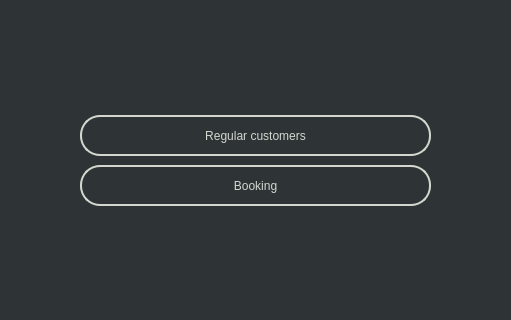
Above: ui/main_window.ui from k-rility/CourseWork before the change; both pictures show x 280 to 791 and y 125 to 445 of the 1080 by 720 pixel window. Below: the same form after it.
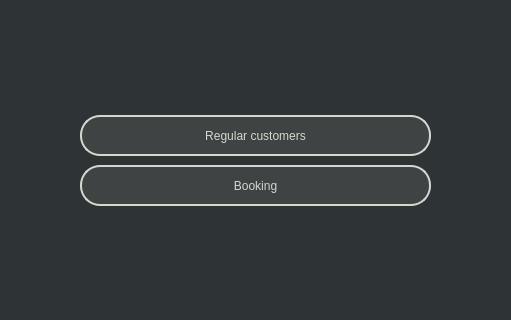
That is the form after the change.

The edit to the form file:
```diff
--- a/ui/main_window.ui
+++ b/ui/main_window.ui
@@ -29,9 +29,17 @@
     <cursorShape>PointingHandCursor</cursorShape>
    </property>
    <property name="styleSheet">
-    <string notr="true">color: rgb(211, 215, 207);
-border: 2px solid rgb(211, 215, 207);
-border-radius:20px;</string>
+    <string notr="true">QPushButton{
+	color: rgb(211, 215, 207);
+	border: 2px solid rgb(211, 215, 207);
+	border-radius:20px;
+	background-color: rgb(63, 67, 68);
+	font: 13pt &quot;Ubuntu&quot;;
+}
+QPushButton::hover{
+	border: 2px solid rgb(85, 87, 83);
+	background-color: rgb(45, 47, 48)
+}</string>
    </property>
    <property name="text">
     <string>Regular customers</string>
@@ -47,9 +55,17 @@
     </rect>
    </property>
    <property name="styleSheet">
-    <string notr="true">color: rgb(211, 215, 207);
-border: 2px solid rgb(211, 215, 207);
-border-radius:20px;</string>
+    <string notr="true">QPushButton{
+	color: rgb(211, 215, 207);
+	border: 2px solid rgb(211, 215, 207);
+	border-radius:20px;
+	background-color: rgb(63, 67, 68);
+	font: 13pt &quot;Ubuntu&quot;;
+}
+QPushButton::hover{
+	border: 2px solid rgb(85, 87, 83);
+	background-color: rgb(45, 47, 48)
+}</string>
    </property>
    <property name="text">
     <string>Booking</string>
```
Left out of the diff: 3 changed lines with no effect on the pictures.
